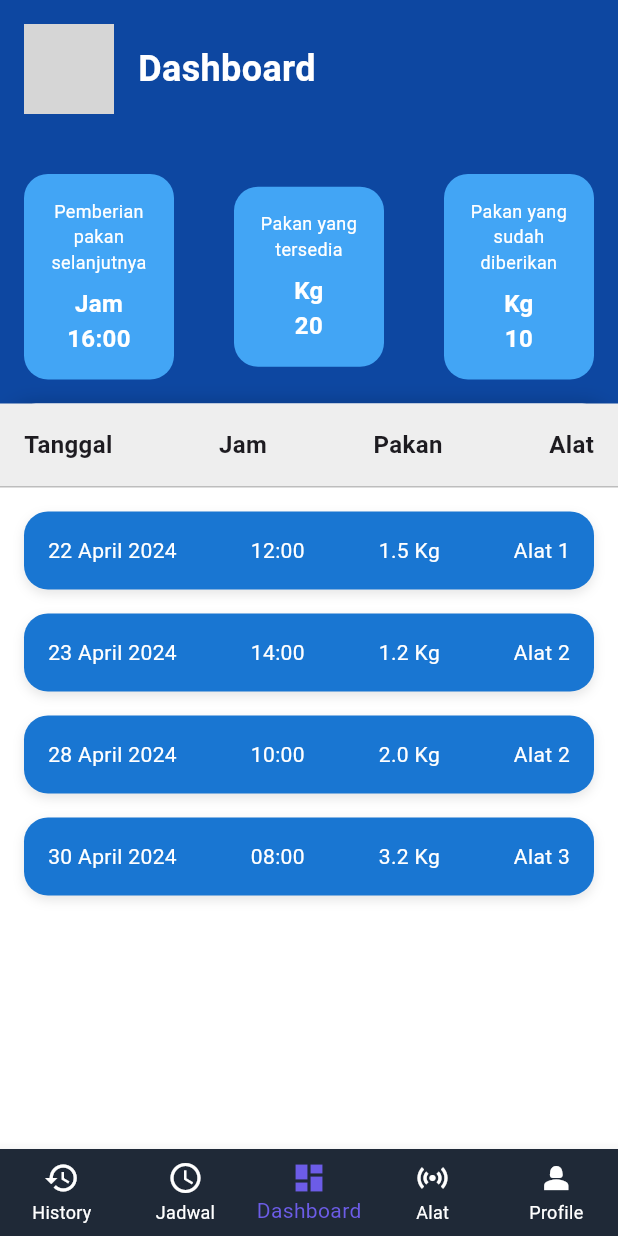
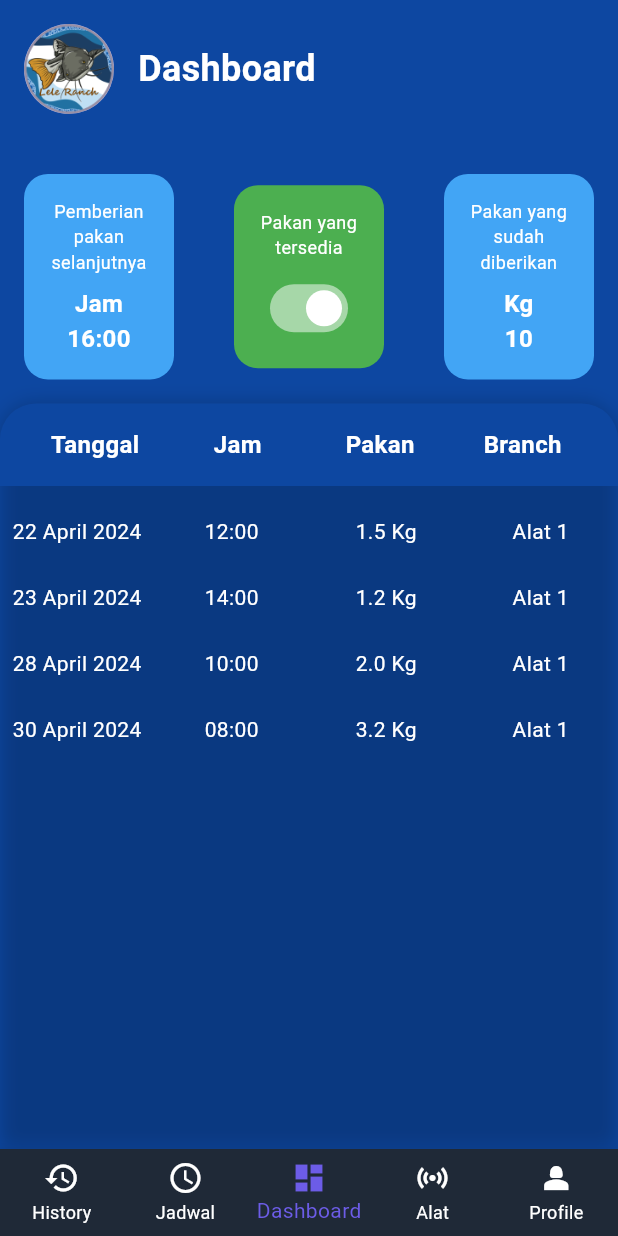
Before and after one commit to novalsh/Mobile-Skripsi, a Flutter app: the screen it shows after launch, on a phone screen of 412 x 824 dp. Run offline on Flutter 3.47's test engine with Material 3 defaults, Android fonts, the phone set to English and light mode, and no system bars; grey boxes are pictures that could not be loaded.

Commit message:
Fixing Dashboard

```diff
--- a/lib/pages/dashboard.dart
+++ b/lib/pages/dashboard.dart
@@ -1,7 +1,14 @@
 import 'package:flutter/material.dart';
 
-class MainDashboardPage extends StatelessWidget {
+class MainDashboardPage extends StatefulWidget {
   const MainDashboardPage({super.key});
+
+  @override
+  State<MainDashboardPage> createState() => _MainDashboardPageState();
+}
+
+class _MainDashboardPageState extends State<MainDashboardPage> {
+  bool isAvailable = true; // Status awal toggle
 
   @override
   Widget build(BuildContext context) {
@@ -19,7 +26,7 @@ class MainDashboardPage extends StatelessWidget {
                 children: const [
                   CircleAvatar(
                     radius: 30,
-                    backgroundImage: AssetImage('img/profile_picture.png'),
+                    backgroundImage: AssetImage('assets/images/Logo.png'),
                   ),
                   SizedBox(width: 16),
                   Text(
@@ -33,9 +40,7 @@ class MainDashboardPage extends StatelessWidget {
                 ],
               ),
             ),
-            // Tambahkan jarak di sini
-            const SizedBox(
-                height: 24), // Memberikan jarak vertikal sebesar 24px
+            const SizedBox(height: 24), // Tambahkan jarak
 
             // Statistik Cards
             Padding(
@@ -44,17 +49,18 @@ class MainDashboardPage extends StatelessWidget {
                 mainAxisAlignment: MainAxisAlignment.spaceBetween,
                 children: [
                   _buildStatCard("Pemberian pakan selanjutnya", "Jam\n16:00"),
-                  _buildStatCard("Pakan yang tersedia", "Kg\n20"),
+                  _buildStatCardWithToggle("Pakan yang tersedia"),
                   _buildStatCard("Pakan yang sudah diberikan", "Kg\n10"),
                 ],
               ),
             ),
             const SizedBox(height: 16),
+
             // Tabel data
             Expanded(
               child: Container(
                 decoration: BoxDecoration(
-                  color: Colors.white,
+                  color: Color(0x275674),
                   borderRadius: const BorderRadius.only(
                     topLeft: Radius.circular(24),
                     topRight: Radius.circular(24),
@@ -71,51 +77,76 @@ class MainDashboardPage extends StatelessWidget {
                     // Header tabel
                     Container(
                       padding: const EdgeInsets.all(16.0),
-                      color: Colors.grey.shade200,
+                      decoration: BoxDecoration(
+                        color: const Color(
+                            0xFF0D47A1), // Warna header tabel sama seperti stat card
+                        borderRadius: const BorderRadius.only(
+                          topLeft: Radius.circular(24),
+                          topRight: Radius.circular(24),
+                        ),
+                      ),
                       child: Row(
-                        mainAxisAlignment: MainAxisAlignment.spaceBetween,
                         children: const [
-                          Text(
+                          Expanded(
+                            child: Text(
                               "Tanggal",
                               style: TextStyle(
-                                fontWeight: FontWeight.bold, fontSize: 16),
+                                fontWeight: FontWeight.bold,
+                                fontSize: 16,
+                                color: Colors.white,
                               ),
-                          Text(
+                              textAlign: TextAlign.center,
+                            ),
+                          ),
+                          Expanded(
+                            child: Text(
                               "Jam",
                               style: TextStyle(
-                                fontWeight: FontWeight.bold, fontSize: 16),
+                                fontWeight: FontWeight.bold,
+                                fontSize: 16,
+                                color: Colors.white,
                               ),
-                          Text(
+                              textAlign: TextAlign.center,
+                            ),
+                          ),
+                          Expanded(
+                            child: Text(
                               "Pakan",
                               style: TextStyle(
-                                fontWeight: FontWeight.bold, fontSize: 16),
+                                fontWeight: FontWeight.bold,
+                                fontSize: 16,
+                                color: Colors.white,
                               ),
-                          Text(
-                            "Alat",
+                              textAlign: TextAlign.center,
+                            ),
+                          ),
+                          Expanded(
+                            child: Text(
+                              "Branch",
                               style: TextStyle(
-                                fontWeight: FontWeight.bold, fontSize: 16),
+                                fontWeight: FontWeight.bold,
+                                fontSize: 16,
+                                color: Colors.white,
+                              ),
+                              textAlign: TextAlign.center,
+                            ),
                           ),
                         ],
                       ),
-                    ),
-                    Divider(
-                      color: Colors.grey.shade400,
-                      thickness: 1,
-                      height: 1,
                     ),
                     // Isi tabel
                     Expanded(
                       child: ListView(
                         padding: const EdgeInsets.symmetric(vertical: 8.0),
                         children: [
-                          _buildDataRow(
+                          _buildTableRow(
                               "22 April 2024", "12:00", "1.5 Kg", "Alat 1"),
-                          _buildDataRow(
-                              "23 April 2024", "14:00", "1.2 Kg", "Alat 2"),
-                          _buildDataRow(
-                              "28 April 2024", "10:00", "2.0 Kg", "Alat 2"),
-                          _buildDataRow(
-                              "30 April 2024", "08:00", "3.2 Kg", "Alat 3"),
+                          _buildTableRow(
+                              "23 April 2024", "14:00", "1.2 Kg", "Alat 1"),
+                          _buildTableRow(
+                              "28 April 2024", "10:00", "2.0 Kg", "Alat 1"),
+                          _buildTableRow(
+                              "30 April 2024", "08:00", "3.2 Kg", "Alat 1"),
                         ],
                       ),
                     ),
@@ -163,42 +194,62 @@ class MainDashboardPage extends StatelessWidget {
     );
   }
 
-  Widget _buildDataRow(String date, String time, String feed, String tool) {
+  Widget _buildStatCardWithToggle(String title) {
     return Container(
-      margin: const EdgeInsets.symmetric(horizontal: 16.0, vertical: 8.0),
-      padding: const EdgeInsets.all(16.0),
+      width: 100,
+      padding: const EdgeInsets.all(16),
       decoration: BoxDecoration(
-        color: const Color(0xFF1976D2), // Warna biru
+        color: isAvailable ? Colors.green : Colors.red,
         borderRadius: BorderRadius.circular(16),
-        boxShadow: [
-          BoxShadow(
-            color: Colors.black.withOpacity(0.1),
-            blurRadius: 6,
-            offset: const Offset(0, 3),
       ),
-        ],
-      ),
-      child: Row(
-        mainAxisAlignment: MainAxisAlignment.spaceBetween,
+      child: Column(
+        mainAxisAlignment: MainAxisAlignment.center,
         children: [
           Text(
-            date,
-            style: const TextStyle(color: Colors.white, fontSize: 14),
+            title,
+            textAlign: TextAlign.center,
+            style: const TextStyle(
+              color: Colors.white,
+              fontSize: 12,
             ),
-          Text(
-            time,
-            style: const TextStyle(color: Colors.white, fontSize: 14),
           ),
-          Text(
-            feed,
-            style: const TextStyle(color: Colors.white, fontSize: 14),
-          ),
-          Text(
-            tool,
-            style: const TextStyle(color: Colors.white, fontSize: 14),
+          const SizedBox(height: 8),
+          Switch(
+            value: isAvailable,
+            onChanged: (bool value) {
+              setState(() {
+                isAvailable = value;
+              });
+            },
+            activeColor: Colors.white,
           ),
         ],
       ),
     );
   }
+
+  Widget _buildTableRow(String date, String time, String feed, String tool) {
+    return Container(
+      color: const Color(0x275674), // Warna baris data sama seperti stat card
+      padding: const EdgeInsets.symmetric(vertical: 12),
+      child: Row(
+        children: [
+          _buildTableCell(date),
+          _buildTableCell(time),
+          _buildTableCell(feed),
+          _buildTableCell(tool),
+        ],
+      ),
+    );
   }
+
+  Widget _buildTableCell(String text) {
+    return Expanded(
+      child: Text(
+        text,
+        style: const TextStyle(fontSize: 14, color: Colors.white),
+        textAlign: TextAlign.center,
+      ),
+    );
+  }
+}
--- a/lib/pages/users.dart
+++ b/lib/pages/users.dart
@@ -35,11 +35,8 @@ class _UsersPageState extends State<UsersPage> {
                 CircleAvatar(
                   radius: 50,
                   backgroundColor: Colors.blue.shade200,
-                  child: const Icon(
-                    Icons.person,
-                    size: 50,
-                    color: Colors.white,
-                  ),
+                  backgroundImage:
+                      const AssetImage('assets/images/Profile.png'),
                 ),
                 const SizedBox(height: 20),
 
--- a/pubspec.yaml
+++ b/pubspec.yaml
@@ -52,11 +52,13 @@ dev_dependencies:
 
 # The following section is specific to Flutter packages.
 flutter:
-
   # The following line ensures that the Material Icons font is
   # included with your application, so that you can use the icons in
   # the material Icons class.
   uses-material-design: true
+
+  assets:
+  - assets/images/
 
   # To add assets to your application, add an assets section, like this:
   # assets:
```
Also changed, not shown: assets/images/Logo.png (added), assets/images/Profile.png (added), lib/pages/login.dart (added). Lines whose indentation alone changed are shown as unchanged.
